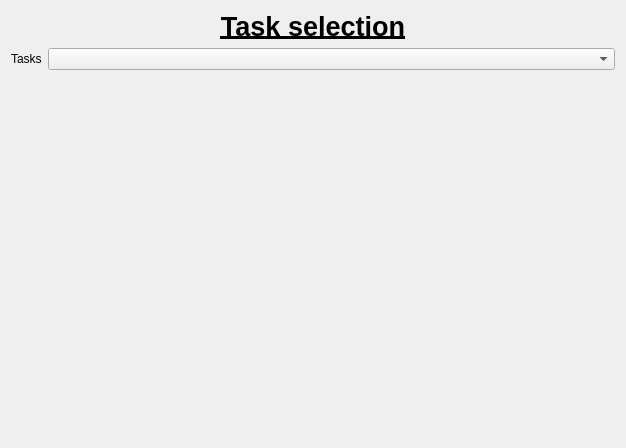
This is generic_cv_tasks/ui/widget_tasks_selection.ui in stereomatchingkiss/show_cases as Qt 5 draws it before an edit. The edited form follows.
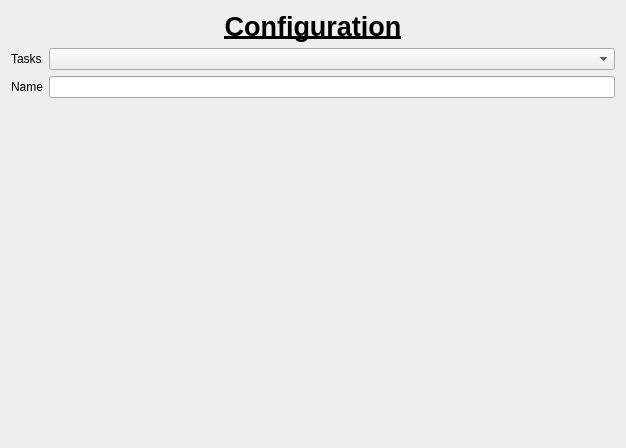
This is the edited form.

Commit message: can edit the name of stream

What changed in the file:
```diff
--- a/generic_cv_tasks/ui/widget_tasks_selection.ui
+++ b/generic_cv_tasks/ui/widget_tasks_selection.ui
@@ -39,7 +39,7 @@
       <bool>false</bool>
      </property>
      <property name="text">
-      <string>Task selection</string>
+      <string>Configuration</string>
      </property>
      <property name="scaledContents">
       <bool>false</bool>
@@ -50,8 +50,8 @@
     </widget>
    </item>
    <item>
-    <layout class="QHBoxLayout" name="horizontalLayout">
-     <item>
+    <layout class="QGridLayout" name="gridLayout">
+     <item row="0" column="0">
       <widget class="QLabel" name="label">
        <property name="sizePolicy">
         <sizepolicy hsizetype="Maximum" vsizetype="Preferred">
@@ -64,9 +64,19 @@
        </property>
       </widget>
      </item>
-     <item>
+     <item row="0" column="1">
       <widget class="QComboBox" name="comboBoxTasks"/>
      </item>
+     <item row="1" column="0">
+      <widget class="QLabel" name="label_2">
+       <property name="text">
+        <string>Name</string>
+       </property>
+      </widget>
+     </item>
+     <item row="1" column="1">
+      <widget class="QLineEdit" name="lineEditName"/>
+     </item>
     </layout>
    </item>
    <item>
```
The commit also changes 8 other files.
